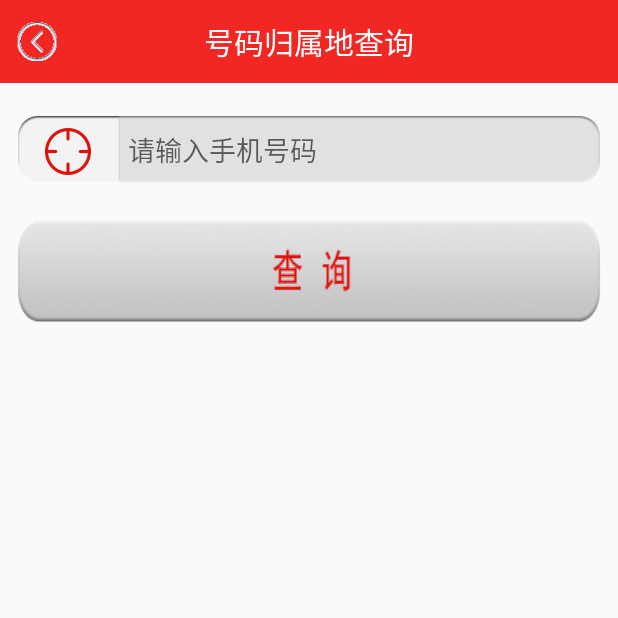
After one commit to tocongshanghai/-, an Android app: the NumBelongActivity screen opened directly, with no data from a screen before it, on a phone screen of 412 x 824 dp, the top half of it. The commit adds this screen. Run offline under Robolectric (Android 15) with nearby library versions, the phone set to English and light mode, and no system bars.

Commit message:
电话查询youbug

```diff
--- a/mobilesafe/mymobilesafe/src/main/AndroidManifest.xml
+++ b/mobilesafe/mymobilesafe/src/main/AndroidManifest.xml
@@ -100,7 +100,8 @@
         <activity android:name=".chapter06.CacheClearListActivity" />
         <activity android:name=".chapter06.CleanCacheActivity" />
         <activity android:name=".chapter07.ProcessManagerActivity" />
-        <activity android:name=".chapter09.AdvancedToolsActivity"></activity>
+        <activity android:name=".chapter09.AdvancedToolsActivity" />
+        <activity android:name=".chapter09.NumBelongActivity"></activity>
     </application>
 
 </manifest>
--- a/mobilesafe/mymobilesafe/src/main/java/com/tocong/mymobilesafe/HomeActivity.java
+++ b/mobilesafe/mymobilesafe/src/main/java/com/tocong/mymobilesafe/HomeActivity.java
@@ -25,6 +25,7 @@ import com.tocong.mymobilesafe.chapter05.VirusScanActivity;
 import com.tocong.mymobilesafe.chapter06.CacheClearListActivity;
 import com.tocong.mymobilesafe.chapter06.adapter.CacheClearAdapter;
 import com.tocong.mymobilesafe.chapter07.ProcessManagerActivity;
+import com.tocong.mymobilesafe.chapter09.AdvancedToolsActivity;
 
 public class HomeActivity extends Activity {
     private GridView gv_home;
@@ -73,6 +74,7 @@ private ComponentName componentName;//申请权限
                     case 6:
                         break;
                     case 7:
+                        startActivity(AdvancedToolsActivity.class);
                         break;
                     case 8:
                         break;
--- /dev/null
+++ b/mobilesafe/mymobilesafe/src/main/java/com/tocong/mymobilesafe/chapter09/NumBelongActivity.java
@@ -0,0 +1,129 @@
+package com.tocong.mymobilesafe.chapter09;
+
+import android.app.Activity;
+import android.support.v7.app.AppCompatActivity;
+import android.os.Bundle;
+import android.text.Editable;
+import android.text.TextUtils;
+import android.text.TextWatcher;
+import android.util.Log;
+import android.view.View;
+import android.widget.EditText;
+import android.widget.ImageView;
+import android.widget.TextView;
+import android.widget.Toast;
+
+import com.tocong.mymobilesafe.R;
+import com.tocong.mymobilesafe.chapter09.db.dao.NumBelongtoDao;
+
+import java.io.File;
+import java.io.FileOutputStream;
+import java.io.IOException;
+import java.io.InputStream;
+
+public class NumBelongActivity extends Activity implements View.OnClickListener {
+
+    private EditText mNumET;
+    private TextView mResultTV;
+    private String dbName = "address.db";
+
+    @Override
+    protected void onCreate(Bundle savedInstanceState) {
+        super.onCreate(savedInstanceState);
+        setContentView(R.layout.activity_numbelong);
+        initView();
+        copyDB(dbName);
+    }
+
+    private void initView() {
+        findViewById(R.id.rl_titlebar).setBackgroundColor(
+                getResources().getColor(R.color.bright_red));
+        ImageView mLeftImgv = (ImageView) findViewById(R.id.imgv_leftbtn);
+        ((TextView) findViewById(R.id.tv_title)).setText("号码归属地查询");
+        mLeftImgv.setOnClickListener(this);
+        mLeftImgv.setImageResource(R.mipmap.back);
+        findViewById(R.id.btn_searchnumbelongto).setOnClickListener(this);
+        mNumET = (EditText) findViewById(R.id.et_num_numbelongto);
+        mResultTV = (TextView) findViewById(R.id.tv_searchresult);
+        mNumET.addTextChangedListener(new TextWatcher() {
+            @Override
+            public void beforeTextChanged(CharSequence charSequence, int i, int i1, int i2) {
+
+            }
+
+            @Override
+            public void onTextChanged(CharSequence charSequence, int i, int i1, int i2) {
+
+            }
+
+            @Override
+            public void afterTextChanged(Editable editable) {
+                String string = editable.toString().toString().trim();
+                if (string.length() == 0) {
+                    mResultTV.setText("");
+                }
+            }
+        });
+
+    }
+
+    @Override
+    public void onClick(View view) {
+        switch (view.getId()) {
+            case R.id.imgv_leftbtn:
+                finish();
+                break;
+           case  R.id.btn_searchnumbelongto:
+            String phonenumber = mNumET.getText().toString().trim();
+            if (!TextUtils.isEmpty(phonenumber)) {
+                File file = new File(getFilesDir(), dbName);
+
+                if (!file.exists() || file.length() <= 0) {
+                    copyDB(dbName);
+
+                }
+
+                String location= NumBelongtoDao.getLocation(phonenumber,this);
+                mResultTV.setText("归属地:"+location);
+            }else {
+
+                Toast.makeText(this,"请输入号码",Toast.LENGTH_LONG).show();
+            }
+            break;
+
+
+        }
+    }
+
+    private void copyDB(final String dbname) {
+        new Thread() {
+            @Override
+            public void run() {
+                super.run();
+                File file = new File(getFilesDir(), dbname);
+                if (file.exists() && file.length() > 0) {
+                    Log.i("NumBelongtoActivity", "数据库存在");
+                    return;
+                }
+                try {
+                    InputStream inputStream = getAssets().open(dbname);
+                    FileOutputStream fileOutputStream = openFileOutput(dbname, MODE_PRIVATE);
+                    byte[] buffer = new byte[1024];
+                    int len = 0;
+                    while ((len = inputStream.read(buffer)) != -1) {
+                        fileOutputStream.write(buffer, 0, len);
+
+
+                    }
+                    inputStream.close();
+                    fileOutputStream.close();
+                } catch (IOException e) {
+                    e.printStackTrace();
+                }
+
+            }
+        }.start();
+
+
+    }
+}
--- /dev/null
+++ b/mobilesafe/mymobilesafe/src/main/res/drawable/btn_numaddressbg_selector.xml
@@ -0,0 +1,6 @@
+<?xml version="1.0" encoding="utf-8"?>
+<selector xmlns:android="http://schemas.android.com/apk/res/android">
+
+    <item android:state_pressed="true" android:drawable="@drawable/btn_search_numbelongto_p"/>
+    <item  android:drawable="@drawable/btn_search_numbelongto_n"/>
+</selector>
--- a/mobilesafe/mymobilesafe/src/main/res/layout/activity_advancedtools.xml
+++ b/mobilesafe/mymobilesafe/src/main/res/layout/activity_advancedtools.xml
@@ -13,7 +13,7 @@
     app:desc="号码归属地查询"
     android:gravity="center_vertical"
     android:src="@mipmap/numofbelongto"
-
+android:id="@+id/advanceview_numbelongs"
 
     >
 
--- /dev/null
+++ b/mobilesafe/mymobilesafe/src/main/res/layout/activity_numbelong.xml
@@ -0,0 +1,42 @@
+<?xml version="1.0" encoding="utf-8"?>
+<LinearLayout xmlns:android="http://schemas.android.com/apk/res/android"
+    xmlns:tools="http://schemas.android.com/tools"
+    android:layout_width="match_parent"
+    android:layout_height="match_parent"
+  android:orientation="vertical"
+    tools:context="com.tocong.mymobilesafe.chapter09.NumBelongActivity">
+
+    <include layout="@layout/titlebar"/>
+
+
+    <EditText
+        android:layout_width="match_parent"
+        android:layout_height="wrap_content"
+        android:id="@+id/et_num_numbelongto"
+        android:layout_marginTop="20dp"
+        android:layout_marginRight="10dp"
+        android:layout_marginLeft="10dp"
+        android:inputType="phone"
+android:drawableLeft="@mipmap/numbelongtoicon"
+        android:background="@mipmap/numbelongto_et_bg"
+        android:drawablePadding="3dp"
+        android:hint="请输入手机号码"
+        />
+    <Button
+        android:id="@+id/btn_searchnumbelongto"
+        android:layout_marginTop="20dp"
+        android:layout_marginLeft="10dp"
+        android:layout_marginRight="10dp"
+        android:layout_width="match_parent"
+        android:layout_height="wrap_content"
+        android:background="@drawable/btn_numaddressbg_selector"/>
+
+    <TextView
+        style="@style/textview16sp"
+        android:id="@+id/tv_searchresult"
+        android:layout_marginLeft="30dp"
+        android:layout_marginTop="15dp"
+        android:textColor="@color/deep_gray"
+        />
+
+</LinearLayout>
```
Also changed, not shown: mobilesafe/mymobilesafe/src/main/java/com/tocong/mymobilesafe/chapter09/AdvancedToolsActivity.java (+32 -1 lines), mobilesafe/mymobilesafe/src/main/java/com/tocong/mymobilesafe/chapter09/db/dao/NumBelongtoDao.java (added, +80 -0 lines), mobilesafe/mymobilesafe/src/main/res/drawable/btn_search_numbelongto_n.png (added), mobilesafe/mymobilesafe/src/main/res/drawable/btn_search_numbelongto_p.png (added), mobilesafe/mymobilesafe/src/main/res/mipmap-hdpi/numbelongto_et_bg.png (added), mobilesafe/mymobilesafe/src/main/res/mipmap-hdpi/numbelongtoicon.png (added).
